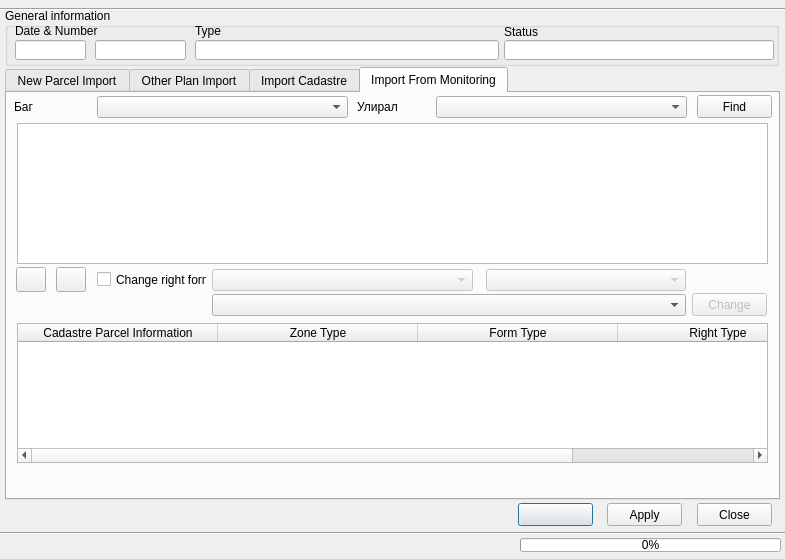
The window that view/PlanCaseDialog.ui (teamlm2/lm2_mgis) describes before a commit, drawn with Qt 5.
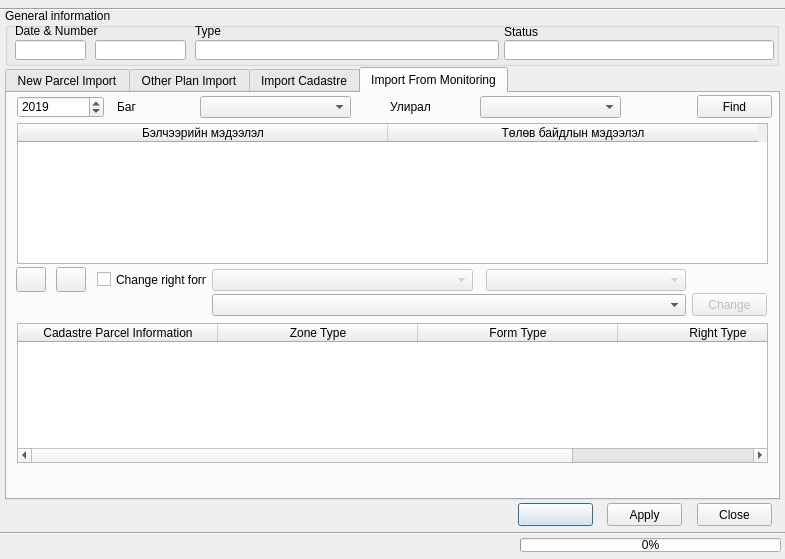
The same window after the commit. Icons and pictures are not drawn.

```diff
--- a/view/PlanCaseDialog.ui
+++ b/view/PlanCaseDialog.ui
@@ -1047,6 +1047,19 @@
        <height>141</height>
       </rect>
      </property>
+     <attribute name="horizontalHeaderDefaultSectionSize">
+      <number>370</number>
+     </attribute>
+     <column>
+      <property name="text">
+       <string>Бэлчээрийн мэдээлэл</string>
+      </property>
+     </column>
+     <column>
+      <property name="text">
+       <string>Төлөв байдлын мэдээлэл</string>
+      </property>
+     </column>
     </widget>
     <widget class="QPushButton" name="cad_remove_button_2">
      <property name="geometry">
@@ -1198,9 +1211,9 @@
     <widget class="QComboBox" name="land_use_type_cbox_2">
      <property name="geometry">
       <rect>
-       <x>429</x>
+       <x>473</x>
        <y>3</y>
-       <width>251</width>
+       <width>141</width>
        <height>22</height>
       </rect>
      </property>
@@ -1208,7 +1221,7 @@
     <widget class="QLabel" name="label_15">
      <property name="geometry">
       <rect>
-       <x>7</x>
+       <x>110</x>
        <y>6</y>
        <width>80</width>
        <height>16</height>
@@ -1221,7 +1234,7 @@
     <widget class="QLabel" name="label_16">
      <property name="geometry">
       <rect>
-       <x>350</x>
+       <x>383</x>
        <y>6</y>
        <width>80</width>
        <height>16</height>
@@ -1234,9 +1247,9 @@
     <widget class="QComboBox" name="cadastre_right_type_cbox_2">
      <property name="geometry">
       <rect>
-       <x>90</x>
+       <x>193</x>
        <y>3</y>
-       <width>251</width>
+       <width>151</width>
        <height>22</height>
       </rect>
      </property>
@@ -1254,6 +1267,25 @@
       <string>Find</string>
      </property>
     </widget>
+    <widget class="QSpinBox" name="monitoring_year_sbox">
+     <property name="geometry">
+      <rect>
+       <x>10</x>
+       <y>3</y>
+       <width>87</width>
+       <height>22</height>
+      </rect>
+     </property>
+     <property name="minimum">
+      <number>2003</number>
+     </property>
+     <property name="maximum">
+      <number>9999</number>
+     </property>
+     <property name="value">
+      <number>2019</number>
+     </property>
+    </widget>
    </widget>
   </widget>
   <widget class="QLabel" name="status_label">
```
Left out of the diff: 22 changed lines with no effect on the pictures.
